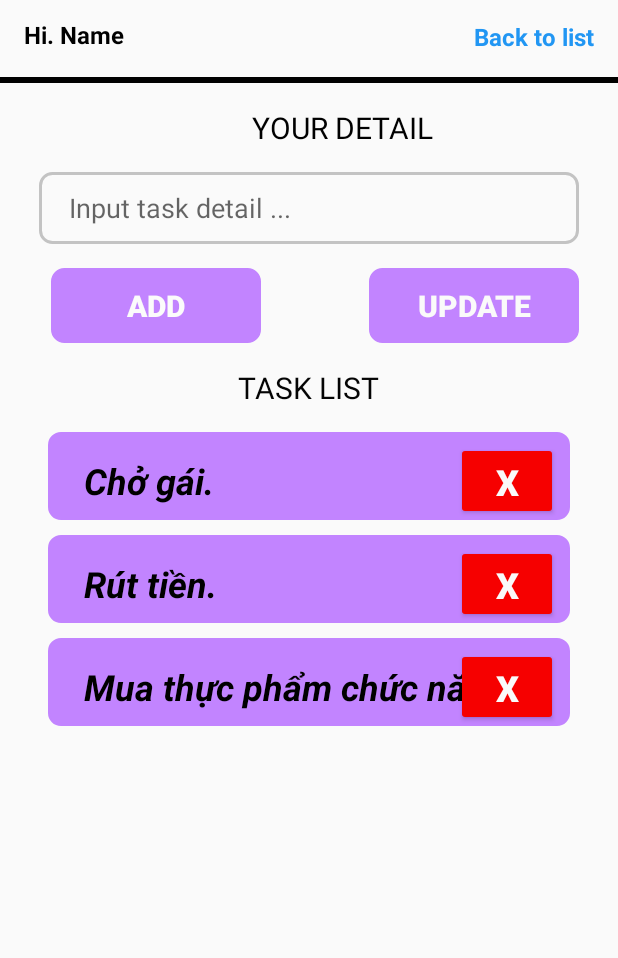
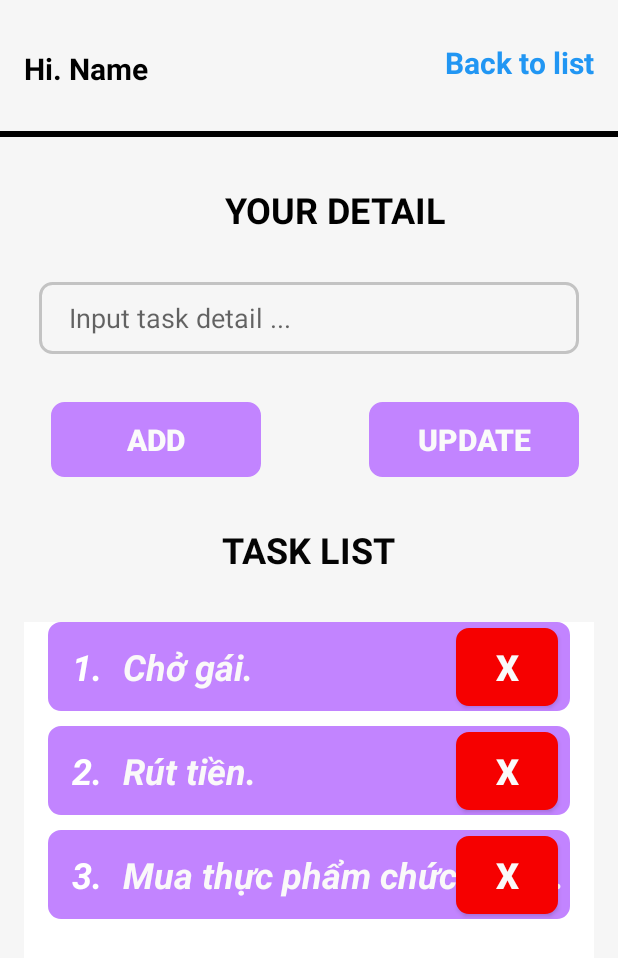
Before and after one commit to iuh-learning/task-list-application, an Android app: the FragmentDetailTaskList screen opened directly, with no data from a screen before it, on a phone screen of 412 x 824 dp. Shown: the top 958 px of the screen. Run offline under Robolectric (Android 15) with nearby library versions, the phone set to English and light mode, and no system bars.

Commit message:
Huy cap nhat giao dien

```diff
--- a/app/src/main/AndroidManifest.xml
+++ b/app/src/main/AndroidManifest.xml
@@ -17,9 +17,9 @@
             android:exported="false" />
         <activity
             android:name=".activity.MainActivity_TaskList"
-            android:exported="false" />
+            android:exported="true" />
         <activity android:name=".activity.MainActivity_DetailList"
-            android:exported="false"/>
+            android:exported="true"/>
         <activity
             android:name=".activity.MainActivity"
             android:exported="true">
--- a/app/src/main/java/fit/android/app/adapter/DetailListAdapter.java
+++ b/app/src/main/java/fit/android/app/adapter/DetailListAdapter.java
@@ -52,13 +52,15 @@ public class DetailListAdapter extends BaseAdapter {
         }
 
         // find id
-        TextView txtID = view.findViewById(R.id.txtName);
+        TextView txtName = view.findViewById(R.id.txtName);
+        TextView txtID = view.findViewById(R.id.txtID);
 
         final ItemDetailList itemDetailList = listItems.get(i);
 
         if(listItems != null && !listItems.isEmpty()) {
             // set tv
-            txtID.setText(String.valueOf(itemDetailList.getNameDetail()) + ". ");
+            txtName.setText(String.valueOf(itemDetailList.getNameDetail()) + ". ");
+            txtID.setText(String.valueOf(itemDetailList.getId()) + ". ");
         }
 
         return view;
--- a/app/src/main/res/layout/activity_main_your_detail.xml
+++ b/app/src/main/res/layout/activity_main_your_detail.xml
@@ -3,13 +3,14 @@
     xmlns:app="http://schemas.android.com/apk/res-auto"
     xmlns:tools="http://schemas.android.com/tools"
     android:layout_width="match_parent"
-    android:layout_height="match_parent">
+    android:layout_height="match_parent"
+    android:background="#F6F6F6">
 
     <View
         android:id="@+id/view2"
         android:layout_width="416dp"
         android:layout_height="4dp"
-        android:layout_marginTop="16dp"
+        android:layout_marginTop="32dp"
         android:background="#000000"
         app:layout_constraintEnd_toEndOf="parent"
         app:layout_constraintStart_toStartOf="parent"
@@ -19,12 +20,12 @@
         android:id="@+id/button3"
         android:layout_width="140dp"
         android:layout_height="50dp"
+        android:background="@drawable/custom_border_input_task"
         android:backgroundTint="#C284FF"
         android:text="UPDATE"
         android:textColor="#FAFAFA"
         android:textSize="20sp"
         android:textStyle="bold"
-        android:background="@drawable/custom_border_input_task"
         app:layout_constraintBottom_toBottomOf="@+id/button2"
         app:layout_constraintEnd_toEndOf="@+id/editTextTextPersonName"
         app:layout_constraintTop_toTopOf="@+id/button2" />
@@ -34,10 +35,10 @@
         android:layout_width="128dp"
         android:layout_height="23dp"
         android:layout_marginStart="16dp"
-        android:layout_marginTop="12dp"
+        android:layout_marginTop="32dp"
         android:text="Hi. Name"
         android:textColor="#000000"
-        android:textSize="16sp"
+        android:textSize="20sp"
         android:textStyle="bold"
         app:layout_constraintStart_toStartOf="parent"
         app:layout_constraintTop_toTopOf="parent" />
@@ -50,7 +51,7 @@
         android:layout_marginEnd="16dp"
         android:text="Back to list"
         android:textColor="#2196F3"
-        android:textSize="16sp"
+        android:textSize="20sp"
         android:textStyle="bold"
         app:layout_constraintBottom_toBottomOf="@+id/textView3"
         app:layout_constraintEnd_toEndOf="parent"
@@ -61,12 +62,13 @@
         android:id="@+id/textView6"
         android:layout_width="wrap_content"
         android:layout_height="wrap_content"
-        android:layout_marginStart="168dp"
-        android:layout_marginTop="16dp"
+        android:layout_marginStart="150dp"
+        android:layout_marginTop="32dp"
         android:layout_marginEnd="153dp"
         android:text="YOUR DETAIL"
         android:textColor="#000000"
-        android:textSize="20sp"
+        android:textSize="24sp"
+        android:textStyle="bold"
         app:layout_constraintEnd_toEndOf="parent"
         app:layout_constraintHorizontal_bias="0.0"
         app:layout_constraintStart_toStartOf="parent"
@@ -77,7 +79,7 @@
         android:layout_width="360dp"
         android:layout_height="48dp"
         android:layout_marginStart="37dp"
-        android:layout_marginTop="16dp"
+        android:layout_marginTop="32dp"
         android:layout_marginEnd="38dp"
         android:background="@drawable/custom_border_input_task"
         android:ems="10"
@@ -93,13 +95,13 @@
         android:layout_width="140dp"
         android:layout_height="50dp"
         android:layout_marginStart="8dp"
-        android:layout_marginTop="16dp"
+        android:layout_marginTop="32dp"
+        android:background="@drawable/custom_border_input_task"
         android:backgroundTint="#C284FF"
         android:text="ADD"
         android:textColor="#FBFBFB"
         android:textSize="20sp"
         android:textStyle="bold"
-        android:background="@drawable/custom_border_input_task"
         app:layout_constraintStart_toStartOf="@+id/editTextTextPersonName"
         app:layout_constraintTop_toBottomOf="@+id/editTextTextPersonName" />
 
@@ -108,11 +110,12 @@
         android:layout_width="wrap_content"
         android:layout_height="wrap_content"
         android:layout_marginStart="158dp"
-        android:layout_marginTop="16dp"
+        android:layout_marginTop="32dp"
         android:layout_marginEnd="159dp"
         android:text="TASK LIST"
         android:textColor="#040404"
-        android:textSize="20sp"
+        android:textSize="24sp"
+        android:textStyle="bold"
         app:layout_constraintEnd_toEndOf="parent"
         app:layout_constraintStart_toStartOf="parent"
         app:layout_constraintTop_toBottomOf="@+id/button2" />
@@ -122,9 +125,10 @@
         android:layout_width="0dp"
         android:layout_height="0dp"
         android:layout_marginStart="16dp"
-        android:layout_marginTop="16dp"
+        android:layout_marginTop="32dp"
         android:layout_marginEnd="16dp"
         android:layout_marginBottom="16dp"
+        android:background="#FFFFFF"
         app:layout_constraintBottom_toBottomOf="parent"
         app:layout_constraintEnd_toEndOf="parent"
         app:layout_constraintStart_toStartOf="parent"
--- a/app/src/main/res/layout/custom_item_detail_listview.xml
+++ b/app/src/main/res/layout/custom_item_detail_listview.xml
@@ -4,7 +4,7 @@
     xmlns:tools="http://schemas.android.com/tools"
     android:layout_width="match_parent"
     android:layout_height="wrap_content"
-    android:layout_marginBottom="20dp"
+    android:layout_marginTop="20dp"
     android:background="@drawable/custom_button_add_task"
     android:backgroundTint="#C284FF">
 
@@ -13,20 +13,21 @@
         android:id="@+id/txtName"
         android:layout_width="wrap_content"
         android:layout_height="wrap_content"
-        android:layout_marginStart="24dp"
-        android:layout_marginTop="16dp"
+        android:layout_marginStart="8dp"
         android:text="1.Item 1"
-        android:textColor="#000000"
+        android:textColor="#FAF9F9"
         android:textSize="24sp"
         android:textStyle="normal|bold|italic"
-        app:layout_constraintStart_toStartOf="parent"
-        app:layout_constraintTop_toTopOf="parent" />
+        app:layout_constraintBottom_toBottomOf="@+id/txtID"
+        app:layout_constraintStart_toEndOf="@+id/txtID"
+        app:layout_constraintTop_toTopOf="@+id/txtID" />
 
     <Button
         android:id="@+id/btnDelete"
         android:layout_width="68dp"
         android:layout_height="52dp"
         android:layout_marginEnd="8dp"
+        android:background="@drawable/custom_button_add_task"
         android:backgroundTint="#F60000"
         android:text="X"
         android:textColor="#FAFAFA"
@@ -35,4 +36,19 @@
         app:layout_constraintBottom_toBottomOf="@+id/txtName"
         app:layout_constraintEnd_toEndOf="parent"
         app:layout_constraintTop_toTopOf="@+id/txtName" />
+
+    <TextView
+        android:id="@+id/txtID"
+        android:layout_width="wrap_content"
+        android:layout_height="wrap_content"
+        android:layout_marginStart="16dp"
+        android:layout_marginTop="13dp"
+        android:layout_marginBottom="13dp"
+        android:text="TextView"
+        android:textColor="#FFFFFF"
+        android:textSize="24sp"
+        android:textStyle="normal|bold|italic"
+        app:layout_constraintBottom_toBottomOf="parent"
+        app:layout_constraintStart_toStartOf="parent"
+        app:layout_constraintTop_toTopOf="parent" />
 </androidx.constraintlayout.widget.ConstraintLayout>
--- a/app/src/main/res/layout/fragment_detail_task_list.xml
+++ b/app/src/main/res/layout/fragment_detail_task_list.xml
@@ -13,8 +13,9 @@
         android:layout_marginStart="16dp"
         android:layout_marginEnd="16dp"
         android:layout_marginBottom="16dp"
+        android:background="#FFFFFF"
+        android:divider="@android:color/transparent"
         android:dividerHeight="10.0sp"
-        android:divider="@android:color/transparent"
         app:layout_constraintBottom_toBottomOf="parent"
         app:layout_constraintEnd_toEndOf="parent"
         app:layout_constraintStart_toStartOf="parent"
```
